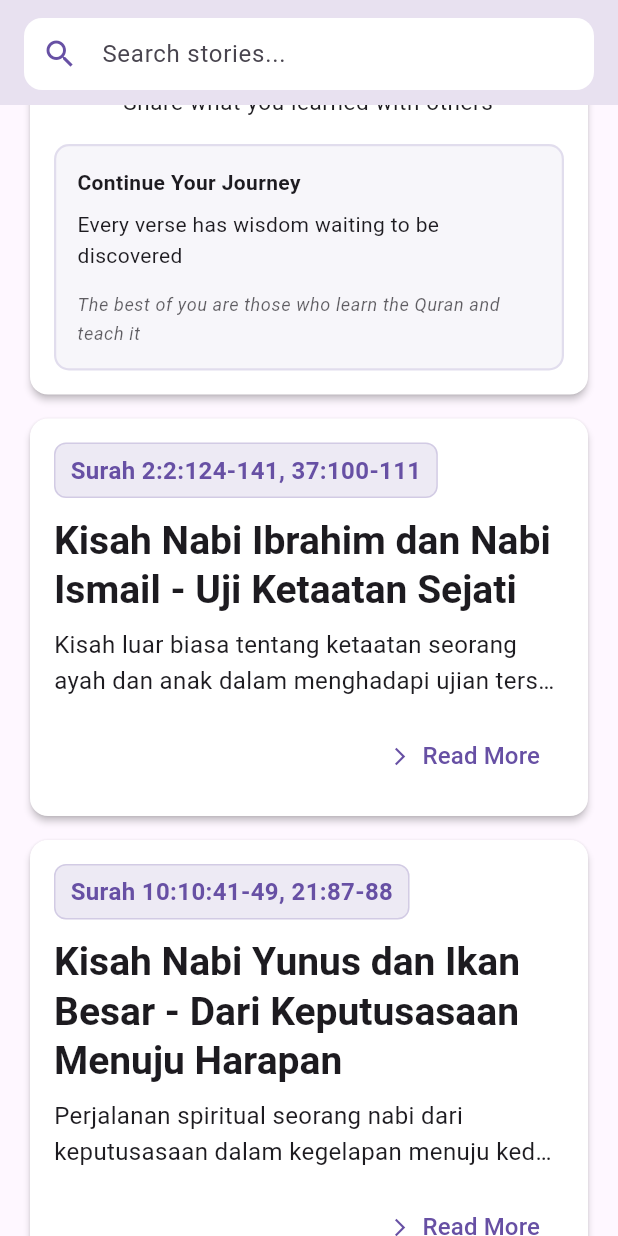
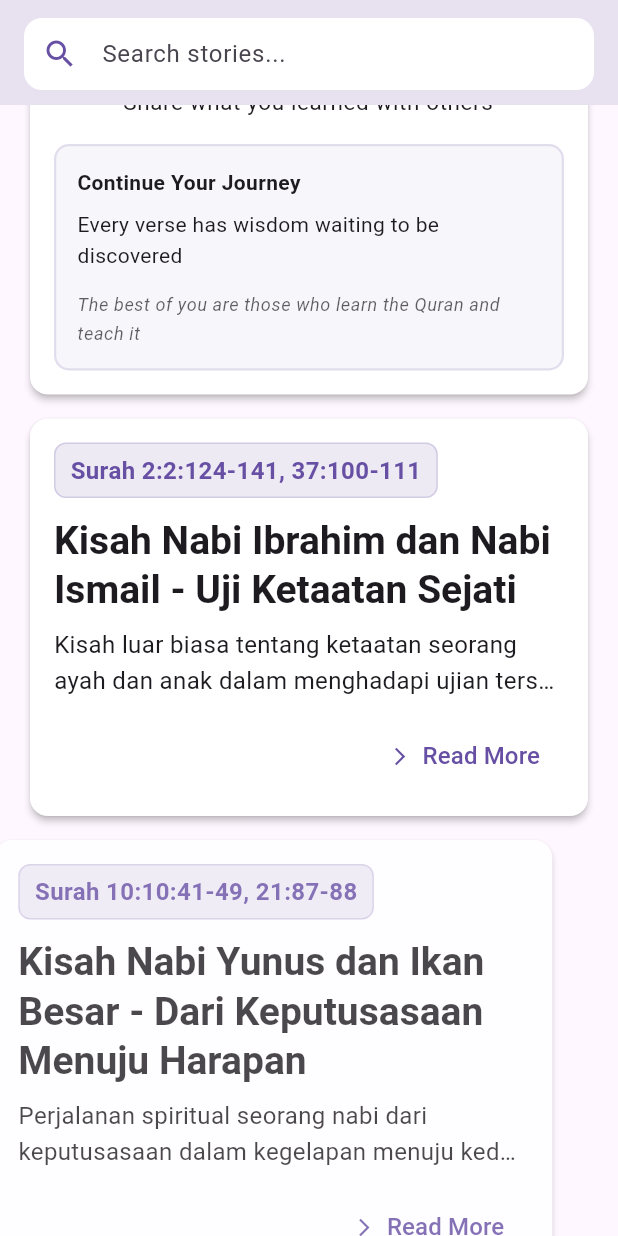
Before and after one commit to babanmisbahudin/iqran, a Flutter app: the TadabourPage screen opened directly, scrolled down 576 dp, on a phone screen of 412 x 824 dp. Run offline on Flutter 3.47's test engine with Material 3 defaults, Android fonts, the phone set to English and light mode, and no system bars; our stand-ins replace audio_service, connectivity_plus, font_awesome_flutter, google_fonts, just_audio, lottie and 4 more; missing offline and left inert: audio_session; accounts and stored records are empty; statements that could not run were skipped; project files that could hold a hidden picture were left out.

Commit message:
Add entrance animations to Tadabur page + enable localizations
- Wrap guide card with AnimatedCardWrapper (100ms delay)
- Wrap story cards with AnimatedListItem (50ms stagger per item)
- Enable flutter: generate for localization support
- Add en.arb and id.arb localization files
- Animations now consistent across Home, Tadabur, and Settings pages

Co-Authored-By: Claude Haiku 4.5 <noreply@anthropic.com>

```diff
--- /dev/null
+++ b/lib/l10n/en.arb
@@ -0,0 +1,4 @@
+{
+  "app_title": "iQran",
+  "app_description": "A personal Quran app for murajaah"
+}
--- /dev/null
+++ b/lib/l10n/id.arb
@@ -0,0 +1,4 @@
+{
+  "app_title": "iQran",
+  "app_description": "Aplikasi Al-Qur'an pribadi untuk murajaah"
+}
--- a/lib/pages/tadabur/tadabur_page.dart
+++ b/lib/pages/tadabur/tadabur_page.dart
@@ -1,6 +1,8 @@
 import 'package:flutter/material.dart';
 import '../../models/tadabur_story.dart';
 import '../../services/tadabur_service.dart';
+import '../../widgets/animated_list_item.dart';
+import '../../widgets/animated_card_wrapper.dart';
 
 class TadabourPage extends StatefulWidget {
   final double fontSize;
@@ -204,7 +206,10 @@ class _TadabourPageState extends State<TadabourPage> {
                       if (index == 0 && _showGuide) {
                         return Padding(
                           padding: const EdgeInsets.all(4),
-                          child: _buildGuideCard(),
+                          child: AnimatedCardWrapper(
+                            entranceDelay: const Duration(milliseconds: 100),
+                            child: _buildGuideCard(),
+                          ),
                         );
                       }
 
@@ -214,9 +219,13 @@ class _TadabourPageState extends State<TadabourPage> {
                       }
 
                       final story = displayedStories[storyIndex];
-                      return Padding(
-                        padding: const EdgeInsets.all(4),
-                        child: _buildStoryCard(context, story),
+                      return AnimatedListItem(
+                        index: storyIndex,
+                        delayMultiplier: const Duration(milliseconds: 50),
+                        child: Padding(
+                          padding: const EdgeInsets.all(4),
+                          child: _buildStoryCard(context, story),
+                        ),
                       );
                     },
                     childCount:
--- a/pubspec.yaml
+++ b/pubspec.yaml
@@ -42,7 +42,7 @@ dev_dependencies:
   flutter_launcher_icons: ^0.13.1
 
 flutter:
-  generate: false
+  generate: true
   uses-material-design: true
 
   assets:
```
